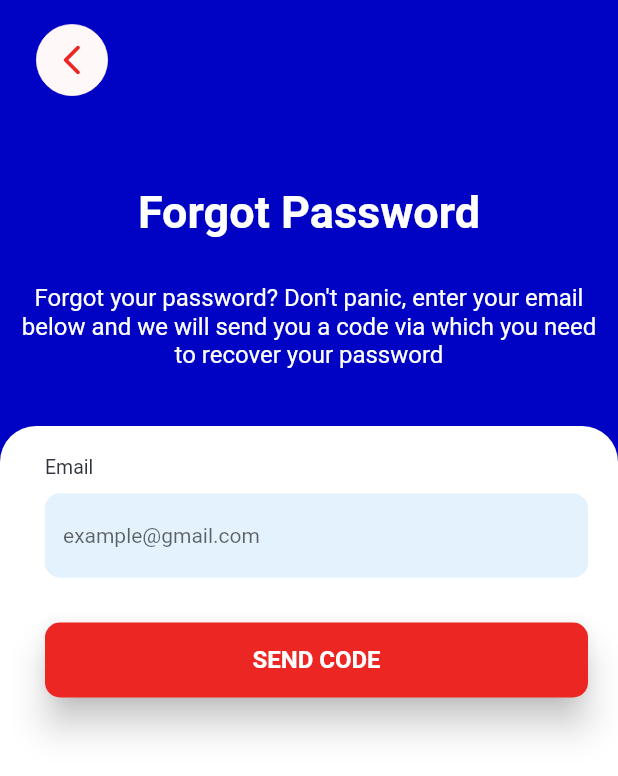
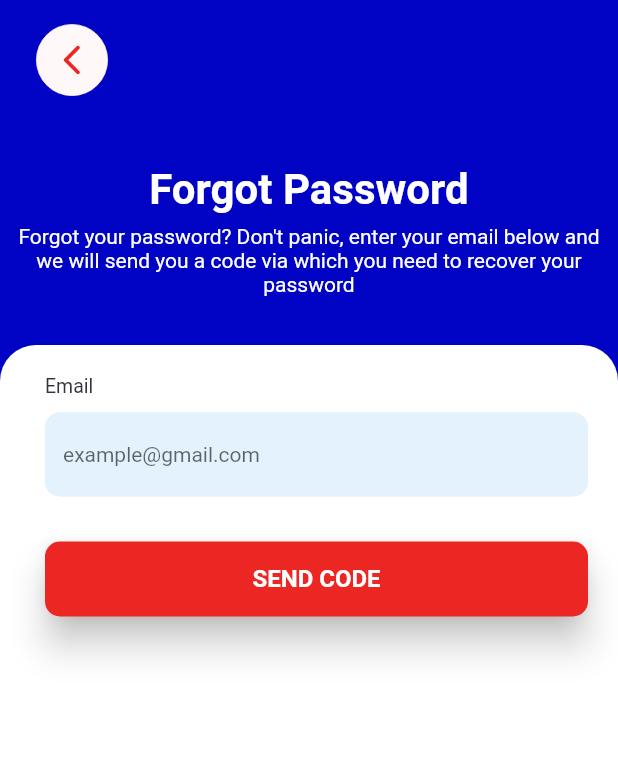
Before and after one commit to bomach-group-company/benji_user, a Flutter app: the ForgotPassword screen opened directly, on a phone screen of 412 x 824 dp. Shown: the top 776 px of the screen. Run offline on Flutter 3.47's test engine with Material 2 defaults, Android fonts, the phone set to English and light mode, and no system bars; our stand-ins replace csc_picker, flutter_spinkit, google_fonts, google_maps_flutter, hexcolor; Roboto replaces fonts that are missing (Sen); project files that could hold a hidden picture were left out.

Commit message:
refactored code

```diff
--- a/lib/reusable widgets/reusable authentication first half.dart
+++ b/lib/reusable widgets/reusable authentication first half.dart
@@ -24,7 +24,7 @@ class ReusableAuthenticationFirstHalf extends StatelessWidget {
       children: [
         Padding(
           padding: const EdgeInsets.only(
-            top: kDefaultPadding * 1.2,
+            top: kDefaultPadding / 2,
             bottom: kDefaultPadding,
           ),
           child: Container(
@@ -35,7 +35,7 @@ class ReusableAuthenticationFirstHalf extends StatelessWidget {
         ),
         Container(
           width: MediaQuery.of(context).size.width,
-          height: 140,
+          height: 100,
           color: kSecondaryColor,
           child: Column(
             children: <Widget>[
@@ -43,19 +43,18 @@ class ReusableAuthenticationFirstHalf extends StatelessWidget {
                 title,
                 style: TextStyle(
                   color: kPrimaryColor,
-                  fontSize: 30,
+                  fontSize: 28,
                   fontWeight: FontWeight.w700,
                 ),
               ),
-              kSizedBox,
-              Padding(
-                padding: const EdgeInsets.all(kDefaultPadding / 2),
+              Container(
+                padding: const EdgeInsets.all(kDefaultPadding / 3),
                 child: Text(
                   subtitle,
                   textAlign: TextAlign.center,
                   style: TextStyle(
                     color: kPrimaryColor,
-                    fontSize: 16,
+                    fontSize: 14,
                     fontWeight: FontWeight.w400,
                   ),
                 ),
```
